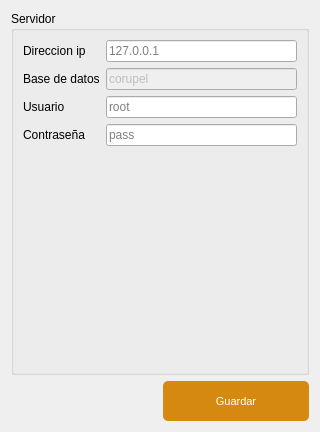
Qt form gui/configuracion.ui (Lonaris/Corupel) before a commit.
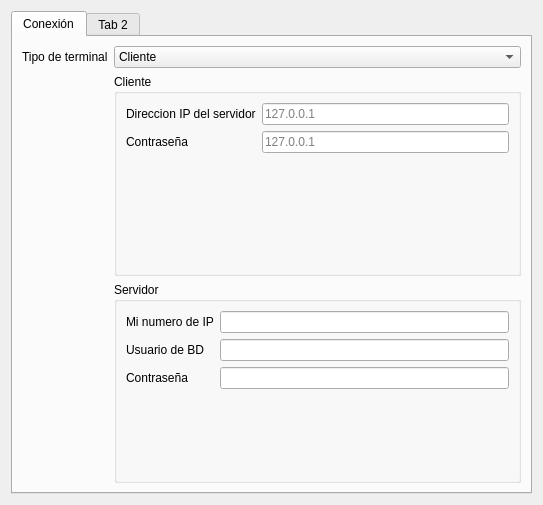
The same form after that commit. Icons and pictures are not drawn.

```diff
--- a/gui/configuracion.ui
+++ b/gui/configuracion.ui
@@ -6,79 +6,34 @@
    <rect>
     <x>0</x>
     <y>0</y>
-    <width>320</width>
-    <height>432</height>
+    <width>543</width>
+    <height>505</height>
    </rect>
   </property>
   <property name="windowTitle">
    <string>Form</string>
   </property>
   <layout class="QGridLayout" name="gridLayout">
-   <item row="1" column="1">
-    <widget class="QPushButton" name="btn_guardar">
-     <property name="sizePolicy">
-      <sizepolicy hsizetype="Expanding" vsizetype="Expanding">
-       <horstretch>0</horstretch>
-       <verstretch>0</verstretch>
-      </sizepolicy>
-     </property>
-     <property name="maximumSize">
-      <size>
-       <width>16777215</width>
-       <height>40</height>
-      </size>
-     </property>
-     <property name="styleSheet">
-      <string notr="true">#btn_guardar{
-	background-color: #D68910  ;
-	color: #ffffff;
-	font-family: 'Ariall';
-	font-size: 11px;
-	border-radius: 5px;
-	}
-
-#btn_guardar:hover{
-	background-color: #F1C40F ;
-	}</string>
-     </property>
-     <property name="text">
-      <string>Guardar</string>
-     </property>
-     <property name="icon">
-      <iconset>
-       <normaloff>ico/save.ico</normaloff>ico/save.ico</iconset>
-     </property>
-     <property name="iconSize">
-      <size>
-       <width>40</width>
-       <height>40</height>
-      </size>
-     </property>
-    </widget>
-   </item>
-   <item row="1" column="0">
-    <spacer name="horizontalSpacer">
-     <property name="orientation">
-      <enum>Qt::Horizontal</enum>
-     </property>
-     <property name="sizeHint" stdset="0">
-      <size>
-       <width>40</width>
-       <height>20</height>
-      </size>
-     </property>
-    </spacer>
-   </item>
-   <item row="0" column="0" colspan="2">
-    <widget class="QGroupBox" name="groupBox_2">
+   <item row="0" column="0">
+    <widget class="QTabWidget" name="tabWidget">
+     <widget class="QWidget" name="widget">
+      <attribute name="title">
+       <string>Conexión</string>
+      </attribute>
+      <layout class="QGridLayout" name="gridLayout_2">
+       <item row="2" column="1">
+        <widget class="QGroupBox" name="groupBox">
+         <property name="enabled">
+          <bool>true</bool>
+         </property>
      <property name="title">
-      <string>Servidor</string>
-     </property>
-     <layout class="QFormLayout" name="formLayout_2">
+          <string>Cliente</string>
+         </property>
+         <layout class="QFormLayout" name="formLayout">
       <item row="0" column="0">
        <widget class="QLabel" name="label_direccion">
         <property name="text">
-         <string>Direccion ip</string>
+             <string>Direccion IP del servidor</string>
         </property>
        </widget>
       </item>
@@ -89,58 +44,100 @@
         </property>
        </widget>
       </item>
-      <item row="4" column="0">
-       <widget class="QLabel" name="label_contrasea">
+          <item row="1" column="0">
+           <widget class="QLabel" name="label_5">
         <property name="text">
          <string>Contraseña</string>
         </property>
+           </widget>
+          </item>
+          <item row="1" column="1">
+           <widget class="QLineEdit" name="lineEdit_4">
+            <property name="placeholderText">
+             <string>127.0.0.1</string>
+            </property>
+           </widget>
+          </item>
+         </layout>
        </widget>
       </item>
       <item row="3" column="1">
-       <widget class="QLineEdit" name="user">
-        <property name="placeholderText">
-         <string>root</string>
-        </property>
-       </widget>
-      </item>
-      <item row="3" column="0">
-       <widget class="QLabel" name="label_usuario">
+        <widget class="QGroupBox" name="groupBox_2">
+         <property name="title">
+          <string>Servidor</string>
+         </property>
+         <layout class="QFormLayout" name="formLayout_3">
+          <item row="0" column="0">
+           <widget class="QLabel" name="label_4">
+            <property name="text">
+             <string>Mi numero de IP</string>
+            </property>
+           </widget>
+          </item>
+          <item row="0" column="1">
+           <widget class="QLineEdit" name="lineEdit_3"/>
+          </item>
+          <item row="1" column="0">
+           <widget class="QLabel" name="label_7">
         <property name="text">
-         <string>Usuario</string>
+             <string>Usuario de BD</string>
         </property>
        </widget>
       </item>
-      <item row="4" column="1">
-       <widget class="QLineEdit" name="password">
+          <item row="2" column="0">
+           <widget class="QLabel" name="label_8">
+            <property name="text">
+             <string>Contraseña</string>
+            </property>
+           </widget>
+          </item>
+          <item row="1" column="1">
+           <widget class="QLineEdit" name="lineEdit_5"/>
+          </item>
+          <item row="2" column="1">
+           <widget class="QLineEdit" name="lineEdit_6">
         <property name="inputMethodHints">
          <set>Qt::ImhHiddenText|Qt::ImhNoAutoUppercase|Qt::ImhNoPredictiveText|Qt::ImhSensitiveData</set>
         </property>
+            <property name="inputMask">
+             <string/>
+            </property>
         <property name="echoMode">
          <enum>QLineEdit::Password</enum>
         </property>
-        <property name="placeholderText">
-         <string>pass</string>
-        </property>
-       </widget>
-      </item>
-      <item row="2" column="0">
-       <widget class="QLabel" name="label_database">
+           </widget>
+          </item>
+         </layout>
+        </widget>
+       </item>
+       <item row="0" column="1">
+        <widget class="QComboBox" name="comboBox">
+         <item>
         <property name="text">
-         <string>Base de datos</string>
-        </property>
-       </widget>
-      </item>
-      <item row="2" column="1">
-       <widget class="QLineEdit" name="database">
-        <property name="enabled">
-         <bool>false</bool>
-        </property>
+           <string>Cliente</string>
+          </property>
+         </item>
+         <item>
+          <property name="text">
+           <string>Servidor</string>
+          </property>
+         </item>
+        </widget>
+       </item>
+       <item row="0" column="0">
+        <widget class="QLabel" name="label_3">
         <property name="text">
-         <string>corupel</string>
+          <string>Tipo de terminal</string>
         </property>
        </widget>
       </item>
      </layout>
+     </widget>
+     <widget class="QWidget" name="tab_2">
+      <attribute name="title">
+       <string>Tab 2</string>
+      </attribute>
+     </widget>
     </widget>
    </item>
   </layout>
```
Left out of the diff: 10 changed lines with no effect on the pictures. Lines whose indentation alone changed are shown as unchanged.
